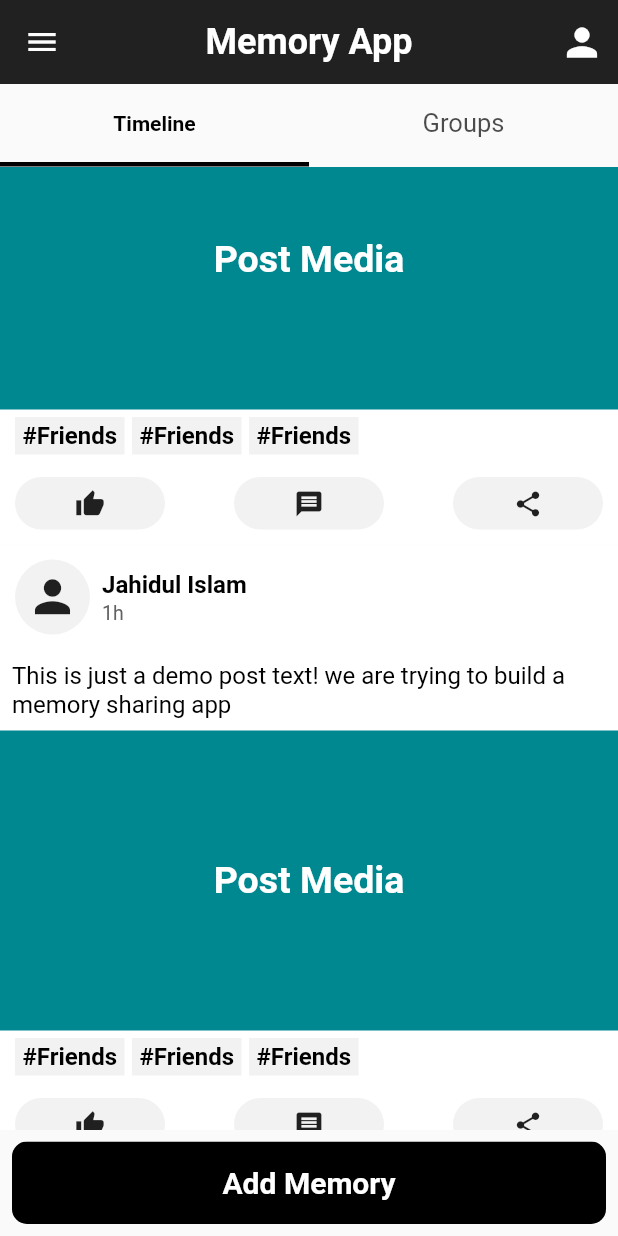
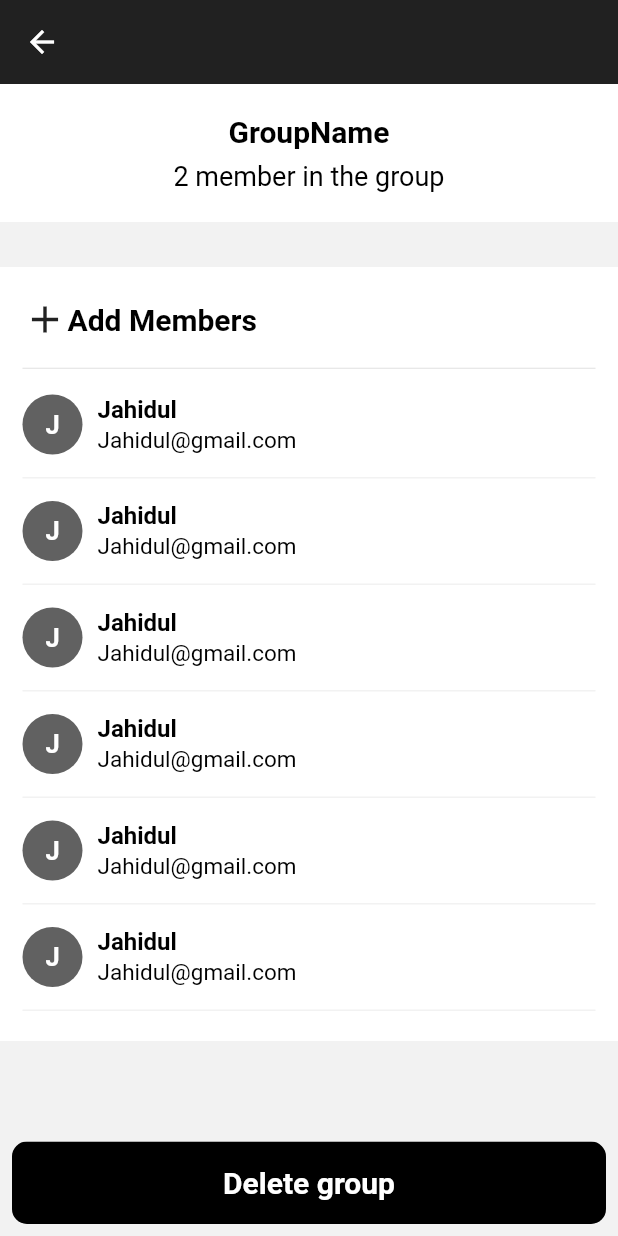
Before and after one commit to jahidul96/Memory_ShareApp_Flutter, a Flutter app: the HomeScreen screen opened by its route, scrolled down 576 dp, after a tap on the "person" icon, on a phone screen of 412 x 824 dp. Run offline on Flutter 3.47's test engine with Material 2 defaults, Android fonts, the phone set to English and light mode, and no system bars.

Commit message:
added more screen and ui

```diff
--- a/lib/main.dart
+++ b/lib/main.dart
@@ -1,7 +1,10 @@
 import 'package:flutter/material.dart';
 import 'package:memoryapp/screens/auth/register.dart';
 import 'package:memoryapp/screens/auth/login.dart';
+import 'package:memoryapp/screens/group/create_group.dart';
+import 'package:memoryapp/screens/group/single_group_details.dart';
 import 'package:memoryapp/screens/home.dart';
+import 'package:memoryapp/screens/profile.dart';
 
 void main() {
   runApp(const MyApp());
@@ -21,6 +24,9 @@ class MyApp extends StatelessWidget {
         HomeScreen.routeName: (context) => const HomeScreen(),
         RegisterScreen.routeName: (context) => const RegisterScreen(),
         LoginScreen.routeName: (context) => const LoginScreen(),
+        ProfileScreen.routeName: (context) => const ProfileScreen(),
+        SingleGroupDeatail.routeName: (context) => const SingleGroupDeatail(),
+        CreateGroupScreen.routeName: (context) => const CreateGroupScreen(),
       },
       home: const RegisterScreen(),
     );
--- /dev/null
+++ b/lib/screens/group/single_group_details.dart
@@ -0,0 +1,80 @@
+import 'package:flutter/material.dart';
+import 'package:memoryapp/utils/app_colors.dart';
+import 'package:memoryapp/widgets/custome_button.dart';
+import 'package:memoryapp/widgets/simple_reuseable_widgets.dart';
+import 'package:memoryapp/widgets/text_comp.dart';
+
+class SingleGroupDeatail extends StatefulWidget {
+  static const routeName = "SingleGroupDeatail";
+  const SingleGroupDeatail({super.key});
+
+  @override
+  State<SingleGroupDeatail> createState() => _SingleGroupDeatailState();
+}
+
+class _SingleGroupDeatailState extends State<SingleGroupDeatail> {
+  @override
+  Widget build(BuildContext context) {
+    return Scaffold(
+      backgroundColor: AppColors.lightGrey,
+      appBar: AppBar(
+        backgroundColor: Colors.grey.shade900,
+        elevation: 0,
+        automaticallyImplyLeading: true,
+      ),
+      body: Column(
+        children: [
+          // top container
+          Expanded(
+            child: SingleChildScrollView(
+              child: Column(
+                children: [
+                  // group name and member number
+                  groupNameAndMemberCounter(),
+
+                  const SizedBox(height: 30),
+
+                  Container(
+                    color: AppColors.whiteColor,
+                    padding: const EdgeInsets.symmetric(
+                        vertical: 20, horizontal: 15),
+                    child: Column(
+                      children: [
+                        // add members button
+                        addMemberBtn(),
+
+                        const SizedBox(height: 15),
+                        const Divider(
+                          height: 5,
+                        ),
+                        // members email profile
+                        ListView.builder(
+                          shrinkWrap: true,
+                          physics: const ClampingScrollPhysics(),
+                          itemCount: 6,
+                          itemBuilder: (context, index) {
+                            return emailProfile();
+                          },
+                        )
+                      ],
+                    ),
+                  )
+                ],
+              ),
+            ),
+          ),
+
+          // delete group btn
+
+          Padding(
+            padding: const EdgeInsets.all(8.0),
+            child: CustomButton(
+              text: "Delete group",
+              onPressed: () {},
+            ),
+          )
+        ],
+      ),
+    );
+  }
+}
--- a/lib/screens/home.dart
+++ b/lib/screens/home.dart
@@ -1,6 +1,10 @@
 import 'package:flutter/material.dart';
+import 'package:memoryapp/screens/group/create_group.dart';
+import 'package:memoryapp/screens/group/single_group_details.dart';
+import 'package:memoryapp/screens/profile.dart';
 import 'package:memoryapp/utils/app_colors.dart';
 import 'package:memoryapp/widgets/custome_button.dart';
+import 'package:memoryapp/widgets/simple_reuseable_widgets.dart';
 import 'package:memoryapp/widgets/text_comp.dart';
 import 'package:memoryapp/widgets/single_post.dart';
 import 'package:memoryapp/widgets/single_group.dart';
@@ -20,30 +24,38 @@ class _HomeScreenState extends State<HomeScreen> {
       length: 2,
       child: Scaffold(
         appBar: AppBar(
-          backgroundColor: Colors.grey.shade900,
+          backgroundColor: AppColors.appbarColor,
           elevation: 0,
           title: TextComp(
             text: "Memory App",
-            size: 24,
+            size: 22,
             color: AppColors.whiteColor,
           ),
           centerTitle: true,
           actions: [
             IconButton(
-                onPressed: () {},
-                icon: const Icon(
-                  Icons.person,
-                  size: 30,
-                ))
+              onPressed: () {
+                Navigator.pushNamed(context, SingleGroupDeatail.routeName);
+              },
+              icon: const Icon(
+                Icons.person,
+                size: 30,
+              ),
+            )
           ],
         ),
         body: Column(
           children: [
-            // Tabs contents
-            const SizedBox(
+            // Tabs Bar
+            Container(
+              decoration: const BoxDecoration(
+                border: Border(
+                  bottom: BorderSide(color: AppColors.lightGrey, width: 1),
+                ),
+              ),
               height: 55,
               width: double.infinity,
-              child: TabBar(
+              child: const TabBar(
                 dividerColor: AppColors.black,
                 labelColor: AppColors.black,
                 indicatorWeight: 3.0,
@@ -61,11 +73,10 @@ class _HomeScreenState extends State<HomeScreen> {
             Expanded(
               child: TabBarView(children: [
                 // timeline tab content
-
                 ListView.builder(
                   itemCount: 5,
                   itemBuilder: (context, index) {
-                    return SinglePostComp();
+                    return const SinglePostComp();
                   },
                 ),
 
@@ -73,7 +84,7 @@ class _HomeScreenState extends State<HomeScreen> {
                 ListView.builder(
                   itemCount: 8,
                   itemBuilder: (context, index) {
-                    return SingleGroup();
+                    return const SingleGroup();
                   },
                 ),
               ]),
@@ -89,7 +100,83 @@ class _HomeScreenState extends State<HomeScreen> {
             )
           ],
         ),
-        drawer: Drawer(),
+        drawer: Drawer(
+          child: ListView(
+            padding: EdgeInsets.zero,
+            children: [
+              DrawerHeader(
+                decoration: BoxDecoration(
+                  color: AppColors.appbarColor,
+                ),
+                child: InkWell(
+                  onTap: () {
+                    Navigator.popAndPushNamed(context, ProfileScreen.routeName);
+                  },
+                  child: Row(
+                    crossAxisAlignment: CrossAxisAlignment.end,
+                    children: [
+                      const Icon(
+                        Icons.person,
+                        size: 40,
+                        color: AppColors.whiteColor,
+                      ),
+                      const SizedBox(width: 10),
+                      Expanded(
+                        child: Column(
+                          crossAxisAlignment: CrossAxisAlignment.start,
+                          mainAxisAlignment: MainAxisAlignment.end,
+                          children: [
+                            TextComp(
+                              text: "Jahidul Islam",
+                              color: Colors.white,
+                              fontweight: FontWeight.bold,
+                            ),
+                            TextComp(
+                              text: "JahidulIslam@gmail.com",
+                              color: Colors.white,
+                              fontweight: FontWeight.normal,
+                              size: 15,
+                            ),
+                          ],
+                        ),
+                      ),
+                      const Icon(
+                        Icons.settings,
+                        color: AppColors.whiteColor,
+                      )
+                    ],
+                  ),
+                ),
+              ),
+              Column(
+                children: [
+                  // create group btn
+                  ListTile(
+                    onTap: () {
+                      Navigator.popAndPushNamed(
+                          context, CreateGroupScreen.routeName);
+                    },
+                    leading: const Icon(
+                      Icons.add,
+                      size: 28,
+                      color: AppColors.black,
+                    ),
+                    horizontalTitleGap: 0,
+                    title: TextComp(
+                      text: "Create Group",
+                      fontweight: FontWeight.bold,
+                      size: 18,
+                    ),
+                  ),
+
+                  // group list
+
+                  groupListTile(),
+                ],
+              ),
+            ],
+          ),
+        ),
       ),
     );
   }
--- a/lib/utils/app_colors.dart
+++ b/lib/utils/app_colors.dart
@@ -3,7 +3,7 @@ import 'package:flutter/material.dart';
 class AppColors {
   static const whiteColor = Colors.white;
   static const black = Colors.black;
-  static const appbarColor = Color(0XFF008891);
+  static var appbarColor = Colors.grey.shade900;
   static final greyColor = Colors.grey.shade700;
   static const buttonColor = Colors.deepOrange;
   static const authBackgroundColor = Color(0xFF00235B);
--- /dev/null
+++ b/lib/widgets/simple_reuseable_widgets.dart
@@ -0,0 +1,114 @@
+import 'package:flutter/material.dart';
+import 'package:memoryapp/utils/app_colors.dart';
+import 'package:memoryapp/widgets/text_comp.dart';
+
+Widget groupNameAndMemberCounter() => Container(
+      padding: const EdgeInsets.symmetric(vertical: 20),
+      color: AppColors.whiteColor,
+      child: Center(
+        child: Column(
+          crossAxisAlignment: CrossAxisAlignment.center,
+          mainAxisAlignment: MainAxisAlignment.center,
+          children: [
+            TextComp(
+              text: "GroupName",
+              size: 20,
+            ),
+            const SizedBox(height: 8),
+            TextComp(
+              text: "2 member in the group",
+              fontweight: FontWeight.normal,
+              size: 18,
+            ),
+          ],
+        ),
+      ),
+    );
+Widget addMemberBtn() => Row(
+      children: [
+        const Icon(
+          Icons.add,
+          size: 30,
+        ),
+        TextComp(
+          text: "Add Members",
+          size: 20,
+        )
+      ],
+    );
+
+Widget emailProfile() => Container(
+      padding: const EdgeInsets.symmetric(vertical: 15),
+      decoration: const BoxDecoration(
+        border: Border(
+          bottom: BorderSide(color: AppColors.lightGrey, width: 1),
+        ),
+      ),
+      child: Row(
+        children: [
+          Container(
+            width: 40,
+            height: 40,
+            decoration: BoxDecoration(
+              borderRadius: BorderRadius.circular(25),
+              color: AppColors.greyColor,
+            ),
+            child: Center(
+              child: TextComp(
+                text: "J",
+                color: AppColors.whiteColor,
+                size: 17,
+              ),
+            ),
+          ),
+          const SizedBox(
+            width: 10,
+          ),
+          Column(
+            crossAxisAlignment: CrossAxisAlignment.start,
+            children: [
+              TextComp(text: "Jahidul"),
+              const SizedBox(height: 2),
+              TextComp(
+                text: "Jahidul@gmail.com",
+                fontweight: FontWeight.normal,
+                size: 15,
+              ),
+            ],
+          )
+        ],
+      ),
+    );
+
+Widget groupListTile() => InkWell(
+      onTap: () {},
+      child: Padding(
+        padding: const EdgeInsets.symmetric(vertical: 10, horizontal: 15),
+        child: Row(
+          children: [
+            const Icon(
+              Icons.person,
+              size: 30,
+            ),
+            const SizedBox(
+              width: 10,
+            ),
+            Expanded(
+              child: Column(
+                crossAxisAlignment: CrossAxisAlignment.start,
+                children: [
+                  TextComp(text: "Share"),
+                  TextComp(
+                    text: "From you",
+                    fontweight: FontWeight.normal,
+                  ),
+                ],
+              ),
+            ),
+            Icon(
+              Icons.chevron_right,
+            )
+          ],
+        ),
+      ),
+    );
```
Also changed, not shown: lib/screens/group/create_group.dart (added, +29 -0 lines), lib/screens/profile.dart (added, +89 -0 lines), lib/widgets/single_group.dart (+17 -1 lines).
